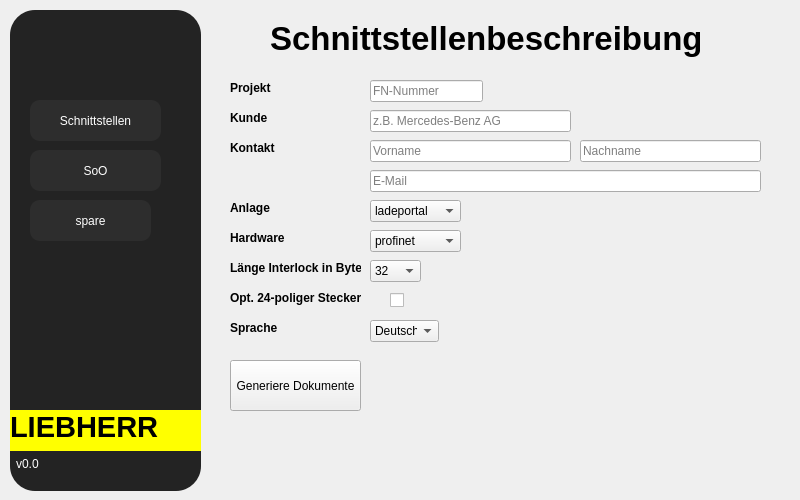
Before: the Qt Designer form UI/Mainwindow/UI_Mainwindow.ui in Annawillswissen/BaseDocGeneratorAnna, drawn with Qt 5.
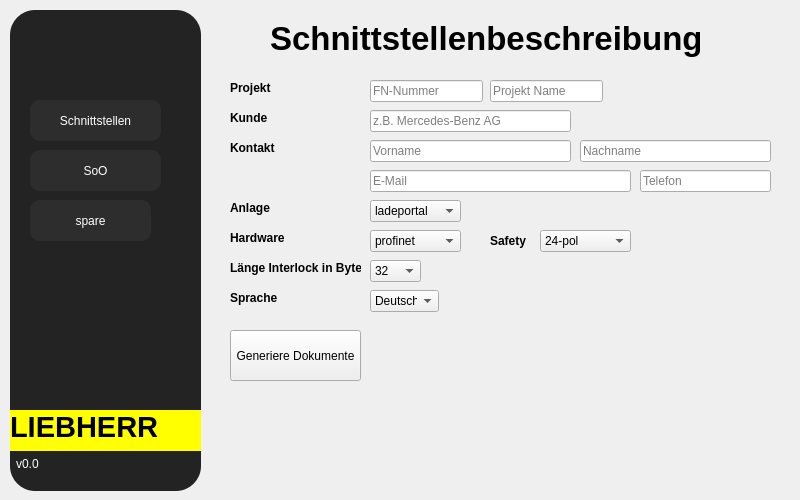
After: the same form once the commit is applied.

```diff
--- a/UI/Mainwindow/UI_Mainwindow.ui
+++ b/UI/Mainwindow/UI_Mainwindow.ui
@@ -291,25 +291,6 @@
        <string>Hardware</string>
       </property>
      </widget>
-     <widget class="QLabel" name="label_6">
-      <property name="geometry">
-       <rect>
-        <x>10</x>
-        <y>280</y>
-        <width>141</width>
-        <height>16</height>
-       </rect>
-      </property>
-      <property name="font">
-       <font>
-        <bold>true</bold>
-        <kerning>true</kerning>
-       </font>
-      </property>
-      <property name="text">
-       <string>Opt. 24-poliger Stecker</string>
-      </property>
-     </widget>
      <widget class="QLineEdit" name="le_fn_number">
       <property name="geometry">
        <rect>
@@ -357,7 +338,7 @@
        <rect>
         <x>360</x>
         <y>130</y>
-        <width>181</width>
+        <width>191</width>
         <height>22</height>
        </rect>
       </property>
@@ -454,22 +435,6 @@
        </property>
       </item>
      </widget>
-     <widget class="QCheckBox" name="cb_24_pins">
-      <property name="enabled">
-       <bool>true</bool>
-      </property>
-      <property name="geometry">
-       <rect>
-        <x>170</x>
-        <y>280</y>
-        <width>21</width>
-        <height>20</height>
-       </rect>
-      </property>
-      <property name="text">
-       <string/>
-      </property>
-     </widget>
      <widget class="QPushButton" name="pb_start">
       <property name="enabled">
        <bool>true</bool>
@@ -477,7 +442,7 @@
       <property name="geometry">
        <rect>
         <x>10</x>
-        <y>350</y>
+        <y>320</y>
         <width>131</width>
         <height>51</height>
        </rect>
@@ -490,7 +455,7 @@
       <property name="geometry">
        <rect>
         <x>10</x>
-        <y>310</y>
+        <y>280</y>
         <width>61</width>
         <height>16</height>
        </rect>
@@ -509,7 +474,7 @@
       <property name="geometry">
        <rect>
         <x>150</x>
-        <y>310</y>
+        <y>280</y>
         <width>69</width>
         <height>22</height>
        </rect>
@@ -525,7 +490,7 @@
        <rect>
         <x>150</x>
         <y>160</y>
-        <width>391</width>
+        <width>261</width>
         <height>22</height>
        </rect>
       </property>
@@ -581,6 +546,74 @@
        <bool>true</bool>
       </property>
      </widget>
+     <widget class="QLineEdit" name="le_project_name">
+      <property name="geometry">
+       <rect>
+        <x>270</x>
+        <y>70</y>
+        <width>113</width>
+        <height>22</height>
+       </rect>
+      </property>
+      <property name="toolTip">
+       <string/>
+      </property>
+      <property name="placeholderText">
+       <string>Projekt Name</string>
+      </property>
+     </widget>
+     <widget class="QLabel" name="label_6">
+      <property name="geometry">
+       <rect>
+        <x>270</x>
+        <y>220</y>
+        <width>41</width>
+        <height>21</height>
+       </rect>
+      </property>
+      <property name="font">
+       <font>
+        <bold>true</bold>
+        <kerning>true</kerning>
+       </font>
+      </property>
+      <property name="text">
+       <string>Safety</string>
+      </property>
+     </widget>
+     <widget class="QComboBox" name="cob_safety">
+      <property name="geometry">
+       <rect>
+        <x>320</x>
+        <y>220</y>
+        <width>91</width>
+        <height>22</height>
+       </rect>
+      </property>
+      <item>
+       <property name="text">
+        <string>24-pol</string>
+       </property>
+      </item>
+      <item>
+       <property name="text">
+        <string>Profisafe</string>
+       </property>
+      </item>
+     </widget>
+     <widget class="QLineEdit" name="le_phone">
+      <property name="geometry">
+       <rect>
+        <x>420</x>
+        <y>160</y>
+        <width>131</width>
+        <height>22</height>
+       </rect>
+      </property>
+      <property name="placeholderText">
+       <string>Telefon</string>
+      </property>
+     </widget>
     </widget>
     <widget class="QWidget" name="SoO">
      <widget class="QLabel" name="label_12">
```
